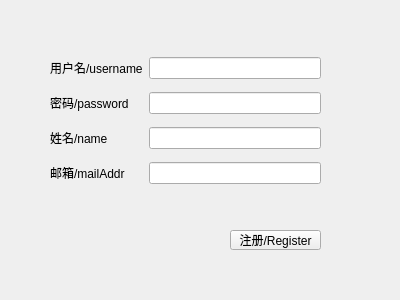
This is src_client/registerfirstuser.ui in RebeccaPan/Train_Ticket as Qt 5 draws it before an edit. The edited form follows.
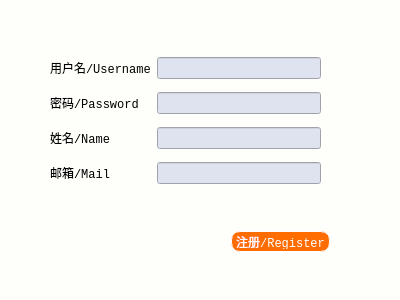
This is the edited form.

What changed in the file:
```diff
--- a/src_client/registerfirstuser.ui
+++ b/src_client/registerfirstuser.ui
@@ -10,16 +10,39 @@
     <height>300</height>
    </rect>
   </property>
+  <property name="font">
+   <font>
+    <family>Consolas</family>
+   </font>
+  </property>
   <property name="windowTitle">
    <string>注册首个用户 Register First User</string>
   </property>
+  <property name="styleSheet">
+   <string notr="true">QWidget{background-color: rgb(254,255,250);}
+
+QPushButton {
+	font:10pt &quot;Consolas&quot;;
+	border:2px groove white;border-radius:10px;padding:2px 4px;
+	background-color: rgb(255,108,0);color: rgb(255,255,255);
+}
+
+QLabel {
+	font:10pt &quot;Consolas&quot;;
+}
+
+QLineEdit {
+	font:10pt &quot;Consolas&quot;;
+	background-color: rgb(223,227,239);
+}</string>
+  </property>
   <widget class="QPushButton" name="do_register">
    <property name="geometry">
     <rect>
      <x>230</x>
      <y>230</y>
-     <width>91</width>
-     <height>20</height>
+     <width>101</width>
+     <height>23</height>
     </rect>
    </property>
    <property name="text">
@@ -46,21 +69,21 @@
     <item row="0" column="0">
      <widget class="QLabel" name="label">
       <property name="text">
-       <string>用户名/username</string>
+       <string>用户名/Username</string>
       </property>
      </widget>
     </item>
     <item row="3" column="0">
      <widget class="QLabel" name="label_4">
       <property name="text">
-       <string>邮箱/mailAddr</string>
+       <string>邮箱/Mail</string>
       </property>
      </widget>
     </item>
     <item row="2" column="0">
      <widget class="QLabel" name="label_3">
       <property name="text">
-       <string>姓名/name</string>
+       <string>姓名/Name</string>
       </property>
      </widget>
     </item>
@@ -70,7 +93,7 @@
     <item row="1" column="0">
      <widget class="QLabel" name="label_2">
       <property name="text">
-       <string>密码/password</string>
+       <string>密码/Password</string>
       </property>
      </widget>
     </item>
```
